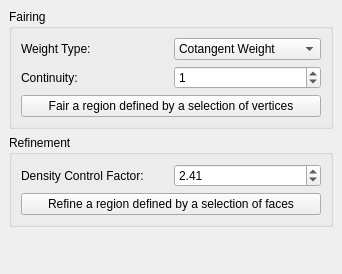
First picture: the form in Polyhedron/demo/Polyhedron/Plugins/PMP/Fairing_widget.ui, repository CGAL/cgal, before the edit.
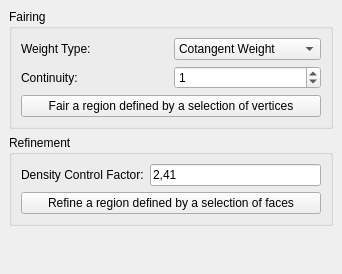
Second picture: the form after the edit. Custom widgets are drawn as their Qt base class.

```diff
--- a/Polyhedron/demo/Polyhedron/Plugins/PMP/Fairing_widget.ui
+++ b/Polyhedron/demo/Polyhedron/Plugins/PMP/Fairing_widget.ui
@@ -99,15 +99,9 @@
           </widget>
          </item>
          <item>
-          <widget class="QDoubleSpinBox" name="Density_control_factor_spin_box">
-           <property name="maximum">
-            <double>96.989999999999995</double>
-           </property>
-           <property name="singleStep">
-            <double>0.200000000000000</double>
-           </property>
-           <property name="value">
-            <double>2.410000000000000</double>
+          <widget class="DoubleEdit" name="Density_control_factor_spin_box">
+           <property name="text">
+            <string>2,41</string>
            </property>
           </widget>
          </item>
@@ -139,6 +133,13 @@
    </layout>
   </widget>
  </widget>
+ <customwidgets>
+  <customwidget>
+   <class>DoubleEdit</class>
+   <extends>QLineEdit</extends>
+   <header>CGAL_double_edit.h</header>
+  </customwidget>
+ </customwidgets>
  <resources/>
  <connections/>
 </ui>
```
